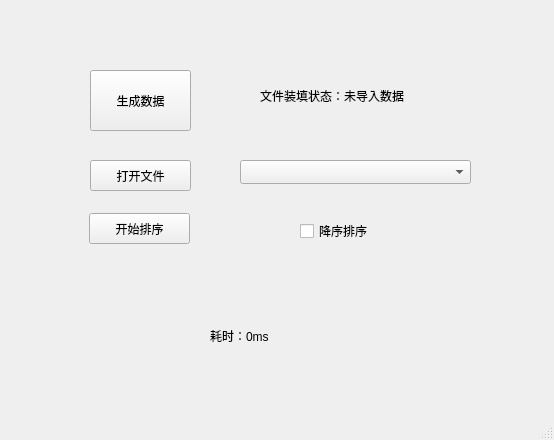
Qt form sortwindow.ui (llyiyi/QT-algo-work) before a commit.
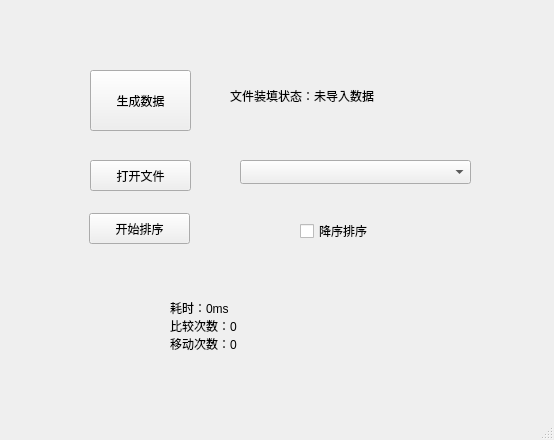
The same form after that commit.

Commit message: 其他排序窗口增加统计量

What changed in the file:
```diff
--- a/sortwindow.ui
+++ b/sortwindow.ui
@@ -71,9 +71,9 @@
    <widget class="QLabel" name="label_status">
     <property name="geometry">
      <rect>
-      <x>260</x>
+      <x>230</x>
       <y>70</y>
-      <width>231</width>
+      <width>311</width>
       <height>51</height>
      </rect>
     </property>
@@ -87,14 +87,16 @@
    <widget class="QLabel" name="label_timer">
     <property name="geometry">
      <rect>
-      <x>210</x>
-      <y>305</y>
-      <width>221</width>
-      <height>61</height>
+      <x>170</x>
+      <y>255</y>
+      <width>351</width>
+      <height>141</height>
      </rect>
     </property>
     <property name="text">
-     <string>耗时：0ms</string>
+     <string>耗时：0ms
+比较次数：0
+移动次数：0</string>
     </property>
    </widget>
    <widget class="QCheckBox" name="checkBox_dec">
```
The commit also changes 2 other files.
